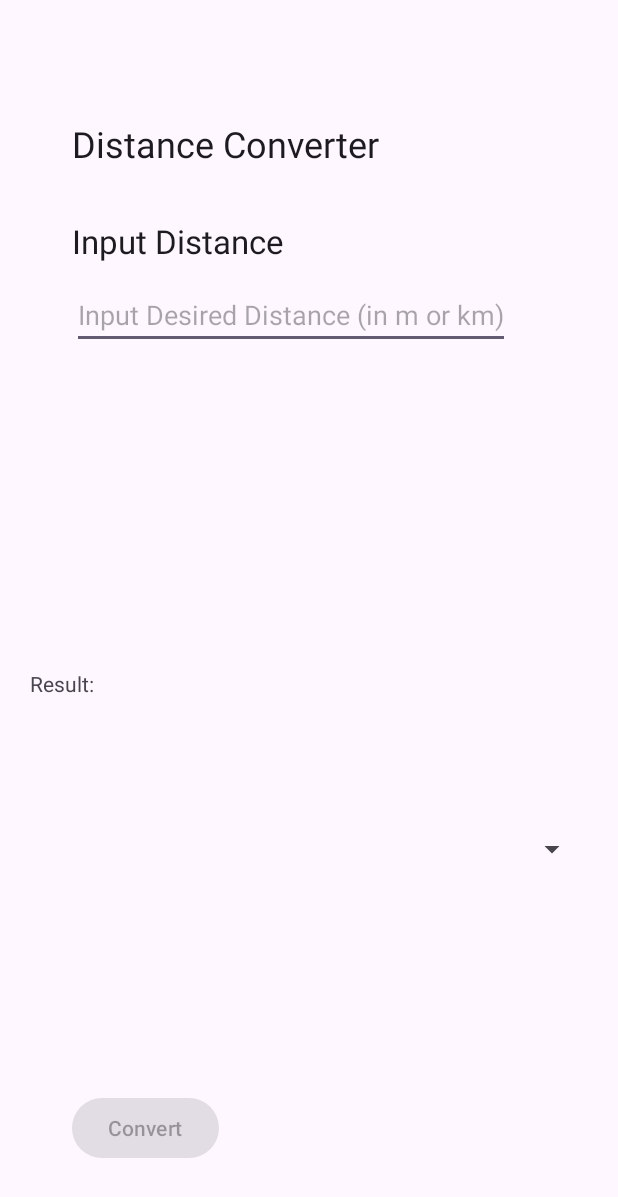
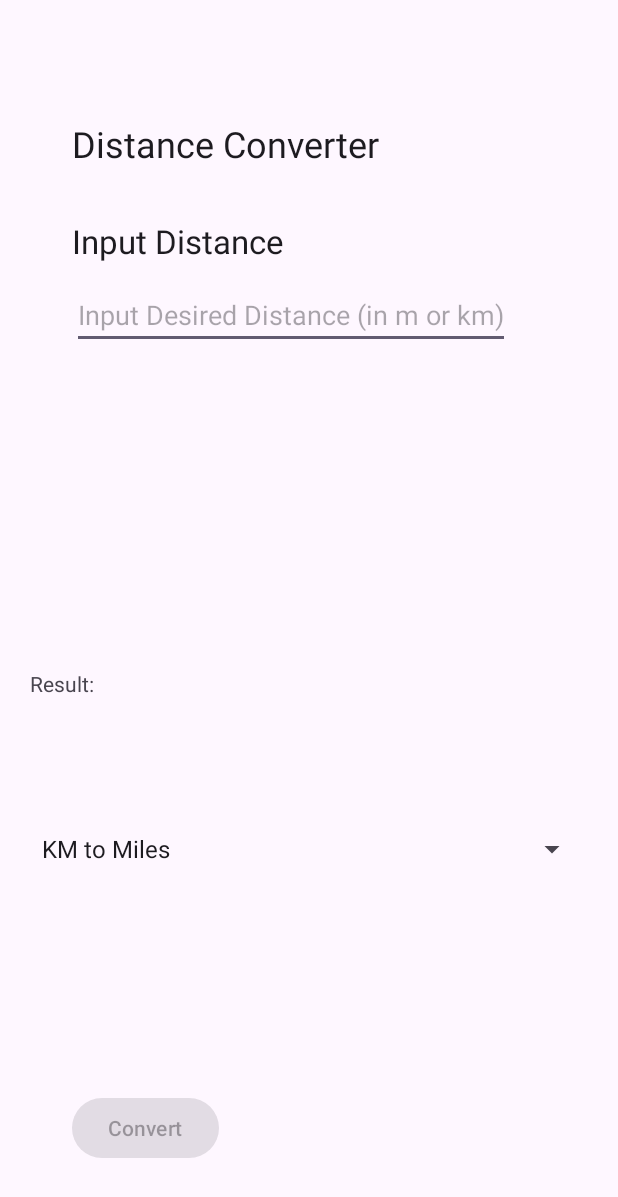
Before and after one commit to jaflanet/distance-calculator, an Android app: the screen it shows after launch (MainActivity), on a phone screen of 412 x 824 dp. Shown: the top 1197 px of the screen. Run offline under Robolectric (Android 15) with nearby library versions, the phone set to English and light mode, and no system bars; our stand-ins replace navigation-ui.

Commit message:
add logic main

```diff
--- a/app/src/main/java/com/example/distancecalculator/MainActivity.kt
+++ b/app/src/main/java/com/example/distancecalculator/MainActivity.kt
@@ -1,6 +1,8 @@
 package com.example.distancecalculator
 
 import android.os.Bundle
+import android.text.Editable
+import android.text.TextWatcher
 import com.google.android.material.snackbar.Snackbar
 import androidx.appcompat.app.AppCompatActivity
 import androidx.navigation.findNavController
@@ -9,6 +11,13 @@ import androidx.navigation.ui.navigateUp
 import androidx.navigation.ui.setupActionBarWithNavController
 import android.view.Menu
 import android.view.MenuItem
+import android.widget.ArrayAdapter
+import android.widget.AutoCompleteTextView
+import android.widget.Button
+import android.widget.EditText
+import android.widget.Spinner
+import android.widget.TextView
+import android.widget.Toast
 import com.example.distancecalculator.databinding.ActivityMainBinding
 
 class MainActivity : AppCompatActivity() {
@@ -18,21 +27,56 @@ class MainActivity : AppCompatActivity() {
 
     override fun onCreate(savedInstanceState: Bundle?) {
         super.onCreate(savedInstanceState)
-
         binding = ActivityMainBinding.inflate(layoutInflater)
         setContentView(binding.root)
+        val mySpinner: Spinner = findViewById(R.id.mySpinner)
+        ArrayAdapter.createFromResource(
+            this,
+            R.array.converter_lists,
+            android.R.layout.simple_spinner_item
+        ).also { adapter ->
+            adapter.setDropDownViewResource(android.R.layout.simple_spinner_dropdown_item)
+            mySpinner.adapter = adapter
+        }
 
-        setSupportActionBar(binding.toolbar)
+        val input = findViewById<EditText>(R.id.raw_distance)
+        val convertButton = findViewById<Button>(R.id.submit_btn)
+        convertButton.setOnClickListener() {
+            val inputDouble = input.text.toString().toDoubleOrNull()
+            if(inputDouble != null) {
+                val selected = mySpinner.selectedItem.toString()
+                if(selected == "KM to Miles") {
+                    val res = inputDouble * 0.621
+                    findViewById<TextView>(R.id.result_tv).text = "Result: ${res.toString()} Miles"
+                } else {
+                    val res = inputDouble * 1.609
+                    findViewById<TextView>(R.id.result_tv).text = "Result: ${res.toString()} Kilometres"
+                }
+            } else {
+                Toast.makeText(this, "Invalid input!", Toast.LENGTH_SHORT).show()
+            }
 
-        val navController = findNavController(R.id.nav_host_fragment_content_main)
-        appBarConfiguration = AppBarConfiguration(navController.graph)
-        setupActionBarWithNavController(navController, appBarConfiguration)
+        }
+        input.addTextChangedListener(object : TextWatcher {
+            override fun beforeTextChanged(s: CharSequence?, start: Int, count: Int, after: Int) {
+                // No implementation needed for this method
+            }
 
-        binding.fab.setOnClickListener { view ->
-            Snackbar.make(view, "Replace with your own action", Snackbar.LENGTH_LONG)
-                .setAction("Action", null)
-                .setAnchorView(R.id.fab).show()
-        }
+            override fun onTextChanged(s: CharSequence?, start: Int, before: Int, count: Int) {
+                // Check if s is not null and not empty
+                convertButton.isEnabled = !s.isNullOrEmpty()
+            }
+
+            override fun afterTextChanged(s: Editable?) {
+                // No implementation needed for this method
+            }
+        })
+
+//        setSupportActionBar(binding.toolbar)
+
+//        val navController = findNavController(R.id.nav_host_fragment_content_main)
+//        appBarConfiguration = AppBarConfiguration(navController.graph)
+//        setupActionBarWithNavController(navController, appBarConfiguration)
     }
 
     override fun onCreateOptionsMenu(menu: Menu): Boolean {
```
